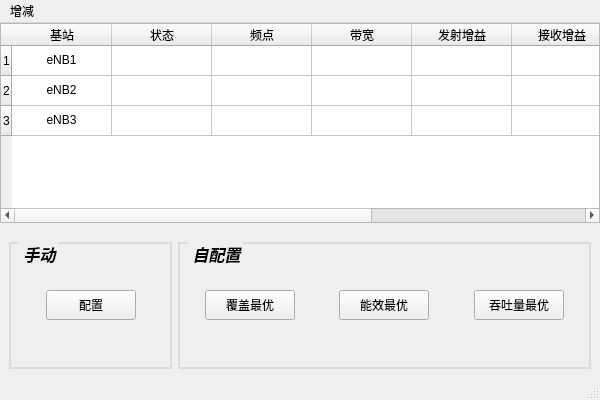
First picture: the form in GUIVersion_2/config_mainwindow.ui, repository aobocodo/QT_System, before the edit.
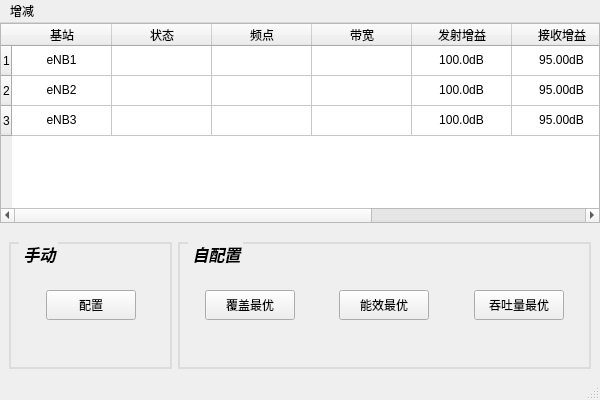
Second picture: the form after the edit.

Commit message: [M] change config&fault shell

```diff
--- a/GUIVersion_2/config_mainwindow.ui
+++ b/GUIVersion_2/config_mainwindow.ui
@@ -109,6 +109,30 @@
         <string/>
        </property>
       </item>
+      <item row="0" column="4">
+       <property name="text">
+        <string>100.0dB</string>
+       </property>
+       <property name="textAlignment">
+        <set>AlignCenter</set>
+       </property>
+      </item>
+      <item row="0" column="5">
+       <property name="text">
+        <string>95.00dB</string>
+       </property>
+       <property name="textAlignment">
+        <set>AlignCenter</set>
+       </property>
+      </item>
+      <item row="0" column="6">
+       <property name="text">
+        <string>20dBm</string>
+       </property>
+       <property name="textAlignment">
+        <set>AlignCenter</set>
+       </property>
+      </item>
       <item row="0" column="7">
        <property name="text">
         <string>0111010011101</string>
@@ -125,6 +149,30 @@
         <set>AlignCenter</set>
        </property>
       </item>
+      <item row="1" column="4">
+       <property name="text">
+        <string>100.0dB</string>
+       </property>
+       <property name="textAlignment">
+        <set>AlignCenter</set>
+       </property>
+      </item>
+      <item row="1" column="5">
+       <property name="text">
+        <string>95.00dB</string>
+       </property>
+       <property name="textAlignment">
+        <set>AlignCenter</set>
+       </property>
+      </item>
+      <item row="1" column="6">
+       <property name="text">
+        <string>20dBm</string>
+       </property>
+       <property name="textAlignment">
+        <set>AlignCenter</set>
+       </property>
+      </item>
       <item row="1" column="7">
        <property name="text">
         <string>0111010011101</string>
@@ -141,6 +189,30 @@
         <set>AlignCenter</set>
        </property>
       </item>
+      <item row="2" column="4">
+       <property name="text">
+        <string>100.0dB</string>
+       </property>
+       <property name="textAlignment">
+        <set>AlignCenter</set>
+       </property>
+      </item>
+      <item row="2" column="5">
+       <property name="text">
+        <string>95.00dB</string>
+       </property>
+       <property name="textAlignment">
+        <set>AlignCenter</set>
+       </property>
+      </item>
+      <item row="2" column="6">
+       <property name="text">
+        <string>20dBm</string>
+       </property>
+       <property name="textAlignment">
+        <set>AlignCenter</set>
+       </property>
+      </item>
       <item row="2" column="7">
        <property name="text">
         <string>0111010011101</string>
```
The commit also changes 8 other files.
